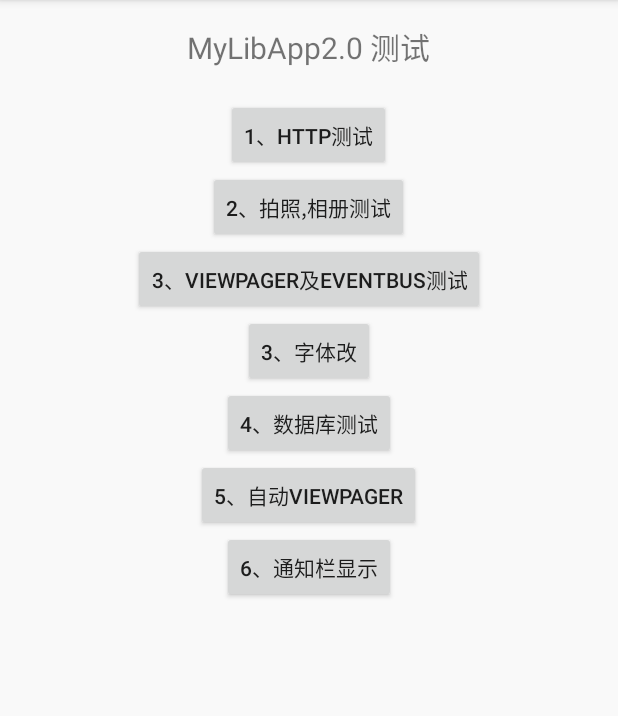
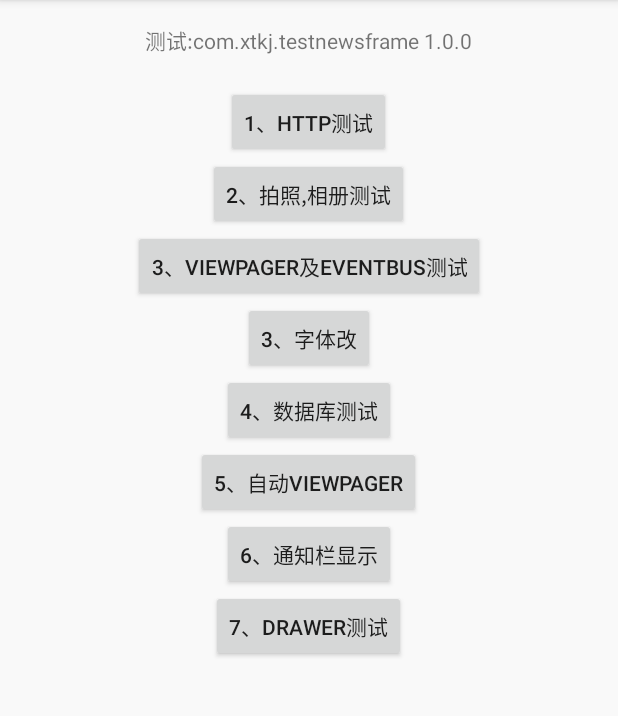
Before and after one commit to lonaever/MyApp, an Android app: the screen it shows after launch (HomeActivity), on a phone screen of 412 x 824 dp, the part 84-800 px from its top. Run offline under Robolectric (Android 15) with nearby library versions, the phone set to English and light mode, and no system bars; our stand-ins replace ButterKnife; libraries missing offline, so code that uses them is left out: cn.finalteam.galleryfinal, cn.finalteam.toolsfinal, com.github.johnpersano.supertoasts, uk.co.chrisjenx; pictures from the network do not load; Roboto replaces fonts that are not available here; 4 statements that could not run were skipped.

Commit message:
增加Drawer测试

```diff
--- a/Sample/src/main/AndroidManifest.xml
+++ b/Sample/src/main/AndroidManifest.xml
@@ -43,7 +43,9 @@
         <activity android:name=".page.pager.ViewPagerActivity" />
         <activity android:name=".page.font.FontDisplayActivity" />
         <activity android:name=".page.db.DBInsertActivity" />
-        <activity android:name=".page.pager.AutoPagerActivity"></activity>
+        <activity android:name=".page.pager.AutoPagerActivity" />
+        <activity android:name=".page.drawer.DrawerActivity"
+            android:theme="@style/AppDrawer"/>
     </application>
 
 </manifest>
--- a/Sample/src/main/java/com/xtkj/testnewsframe/control/PublicDataControl.java
+++ b/Sample/src/main/java/com/xtkj/testnewsframe/control/PublicDataControl.java
@@ -14,6 +14,7 @@ import com.xtkj.libmyapp.http.callback.GenericsCallback;
 import com.xtkj.libmyapp.http.callback.IGenericsSerializator;
 import com.xtkj.libmyapp.http.callback.JsonGenericsSerializator;
 import com.xtkj.libmyapp.http.ext2xtkj.XtkjGenericsCallback;
+import com.xtkj.testnewsframe.BuildConfig;
 import com.xtkj.testnewsframe.model.NewsInfo;
 
 import java.util.List;
@@ -27,6 +28,7 @@ public class PublicDataControl extends DataControl {
     public PublicDataControl(Context context) {
         super(context);
         this.initSet();
+
     }
 
     /**
--- a/Sample/src/main/java/com/xtkj/testnewsframe/page/home/HomeActivity.java
+++ b/Sample/src/main/java/com/xtkj/testnewsframe/page/home/HomeActivity.java
@@ -10,15 +10,18 @@ import android.view.KeyEvent;
 import android.view.Menu;
 import android.view.MenuItem;
 import android.view.View;
+import android.widget.TextView;
 
 import com.xtkj.libmyapp.global.Constant;
 import com.xtkj.libmyapp.util.ExitDoubleClick;
 import com.xtkj.libmyapp.util.InstallApkUtil;
 import com.xtkj.libmyapp.util.LogUtils;
+import com.xtkj.testnewsframe.BuildConfig;
 import com.xtkj.testnewsframe.R;
 import com.xtkj.testnewsframe.UpdateService;
 import com.xtkj.testnewsframe.page.base.LActivity;
 import com.xtkj.testnewsframe.page.db.DBInsertActivity;
+import com.xtkj.testnewsframe.page.drawer.DrawerActivity;
 import com.xtkj.testnewsframe.page.font.FontDisplayActivity;
 import com.xtkj.testnewsframe.page.gallery.TakePicActivity;
 import com.xtkj.testnewsframe.page.http.HttpTestActivity;
@@ -27,6 +30,7 @@ import com.xtkj.testnewsframe.page.pager.AutoPagerActivity;
 import com.xtkj.testnewsframe.page.pager.ViewPagerActivity;
 import com.xtkj.testnewsframe.page.set.SetActivity;
 
+import butterknife.BindView;
 import butterknife.ButterKnife;
 import butterknife.OnClick;
 import cn.finalteam.toolsfinal.StringUtils;
@@ -37,11 +41,15 @@ import okhttp3.Call;
  * 主要包含几个功能:
  * 1、推送功能在这里实现
  * 2、自动检查更新在这里实现
- * <p>
+ * <p/>
  * 我的启动顺序:
  * 无论如何都是先启动这个Acitivy,然后判断如果基础数据没有加载,则调用Loading界面进行加载。此后如果有登录需求也如此操作。
  */
 public class HomeActivity extends LActivity {
+
+    //ui
+    @BindView(R.id.tv_title)
+    TextView tv_title;
 
     //data
     boolean checkUpdateFlag;//update flag
@@ -60,6 +68,9 @@ public class HomeActivity extends LActivity {
         if (getIntent().hasExtra("notify")) {
             notifyJsonStr = getIntent().getStringExtra("notify");
         }
+
+        //显示当前Flavor的ApplicationId
+        tv_title.setText("测试:"+ BuildConfig.APPLICATION_ID+" "+BuildConfig.VERSION_NAME);
     }
 
     @Override
@@ -242,15 +253,20 @@ public class HomeActivity extends LActivity {
         builder.setContentTitle("oh,jiba").setContentText("why,what a fuck here! do u know?").setSmallIcon(R.mipmap.ic_test_nofity);
 
         //set pending
-        PendingIntent pendingIntent = PendingIntent.getActivity(this, 100, new Intent(this,AutoPagerActivity.class), PendingIntent.FLAG_CANCEL_CURRENT);
+        PendingIntent pendingIntent = PendingIntent.getActivity(this, 100, new Intent(this, AutoPagerActivity.class), PendingIntent.FLAG_CANCEL_CURRENT);
         builder.setContentIntent(pendingIntent);
 
         //get notfiy
-        Notification notification=builder.build();
-        notification.flags=Notification.FLAG_AUTO_CANCEL;
+        Notification notification = builder.build();
+        notification.flags = Notification.FLAG_AUTO_CANCEL;
 
         manager.notify(1, notification);
 
+    }
+
+    @OnClick(R.id.btn_drawer)
+    public void onBtnDrawer(View view) {
+        openIntent(DrawerActivity.class, true);
     }
 
     /**
--- a/Sample/src/main/res/layout/activity_home.xml
+++ b/Sample/src/main/res/layout/activity_home.xml
@@ -15,7 +15,7 @@
         android:layout_height="wrap_content"
         android:layout_centerHorizontal="true"
         android:text="MyLibApp2.0 测试"
-        android:textSize="20sp" />
+        android:textSize="14sp" />
 
     <ScrollView
         android:layout_width="match_parent"
@@ -70,6 +70,12 @@
                 android:layout_width="wrap_content"
                 android:layout_height="wrap_content"
                 android:text="6、通知栏显示" />
+
+            <Button
+                android:id="@+id/btn_drawer"
+                android:layout_width="wrap_content"
+                android:layout_height="wrap_content"
+                android:text="7、drawer测试" />
         </LinearLayout>
 
 
--- a/Sample/src/main/res/values/colors.xml
+++ b/Sample/src/main/res/values/colors.xml
@@ -1,7 +1,7 @@
 <?xml version="1.0" encoding="utf-8"?>
 <resources>
     <color name="colorPrimary">#3f66b5</color>
-    <color name="colorPrimaryDark">#30579f</color>
+    <color name="colorPrimaryDark">#2c5aae</color>
     <color name="colorAccent">#F94961</color>
     <color name="colorWindowBg">#f9f9f9</color>
 
--- a/Sample/src/main/res/values/styles.xml
+++ b/Sample/src/main/res/values/styles.xml
@@ -22,9 +22,17 @@
     </style>
 
     <style name="AppNoActionBar" parent="Theme.AppCompat.Light.NoActionBar">
-        <item name="colorPrimaryDark">@color/colorPrimary</item>
+        <item name="colorPrimary">@color/colorPrimary</item>
+        <item name="colorPrimaryDark">@color/colorPrimaryDark</item>
         <item name="colorAccent">@color/colorAccent</item>
         <item name="android:windowBackground">@color/colorWindowBg</item>
+    </style>
+
+    <style name="AppDrawer" parent="MaterialDrawerTheme.Light.DarkToolbar">
+        <item name="colorPrimary">@color/colorPrimary</item>
+        <item name="colorPrimaryDark">@color/colorPrimaryDark</item>
+        <item name="colorAccent">@color/colorAccent</item>
+        <!--<item name="android:textColorPrimary">@color/md_green_50</item>-->
     </style>
 
     <!-- animation 样式 -->
```
Also changed, not shown: Sample/build.gradle (+34 -2 lines), Sample/src/main/java/com/xtkj/testnewsframe/page/drawer/DrawerActivity.java (added, +60 -0 lines), Sample/src/main/res/layout/activity_drawer.xml (added, +34 -0 lines), Sample/src/main/res/layout/toolbar_default.xml (added, +13 -0 lines).
